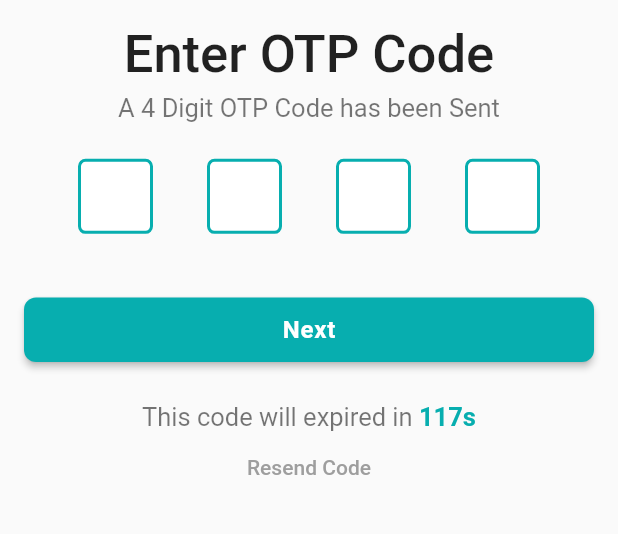
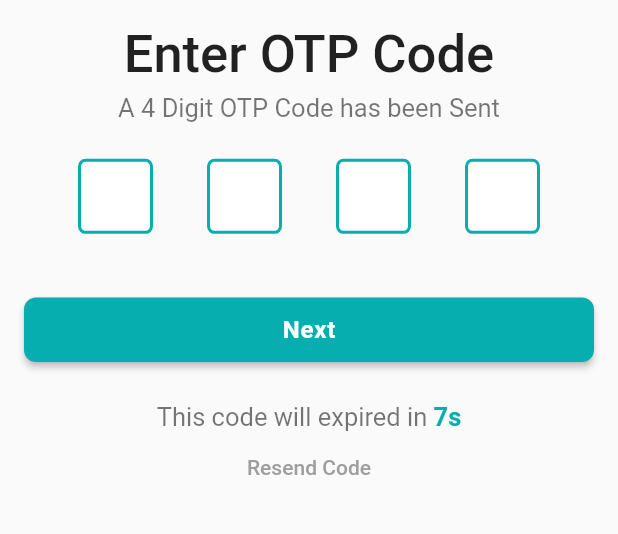
Before and after one commit to partho-debnath/ecommerce-flutter, a Flutter app: the OtpVerificationScreen screen opened directly, after a tap on "Resend Code", on a phone screen of 412 x 824 dp, the part 278-812 px from its top. Run offline on Flutter 3.47's test engine with Material 2 defaults, Android fonts, the phone set to English and light mode, and no system bars; drawn by our look-alikes of pin_code_fields; our stand-ins replace carousel_slider, flutter_svg, get.

```diff
--- a/lib/presentation/ui/screens/auth/otp_verification_screen.dart
+++ b/lib/presentation/ui/screens/auth/otp_verification_screen.dart
@@ -17,9 +17,9 @@ class OtpVerificationScreen extends StatefulWidget {
 
 class _OtpVerificationScreenState extends State<OtpVerificationScreen> {
   final GlobalKey<FormState> _formKey = GlobalKey<FormState>();
+  late ValueNotifier<int> _remainingTimeInSeconds;
   late Timer _timer;
-  final int _timerLimitInSeconds = 120;
-  late int _seconds;
+  final int _timerLimitInSeconds = 10;
 
   @override
   void initState() {
@@ -127,35 +127,45 @@ class _OtpVerificationScreenState extends State<OtpVerificationScreen> {
                 const SizedBox(
                   height: 24,
                 ),
+                ValueListenableBuilder(
+                  valueListenable: _remainingTimeInSeconds,
+                  builder: (cntxt, second, child) {
+                    return Column(
+                      children: <Widget>[
                         RichText(
                           text: TextSpan(
                             style: theme.textTheme.displaySmall?.copyWith(
                               fontSize: 17,
                             ),
                             children: <TextSpan>[
-                      const TextSpan(text: 'This code will expired in '),
+                              const TextSpan(
+                                  text: 'This code will expired in '),
                               TextSpan(
                                 style: TextStyle(
                                   color: theme.primaryColor,
                                   fontWeight: FontWeight.bold,
                                 ),
-                        text: '${_seconds}s',
+                                text: '${second}s',
                               ),
                             ],
                           ),
                         ),
                         TextButton(
                           style: TextButton.styleFrom(
-                    foregroundColor: _seconds == _timerLimitInSeconds
+                            foregroundColor: second == _timerLimitInSeconds
                                 ? theme.primaryColor
                                 : Colors.grey,
                           ),
                           onPressed: () {
-                    if (_seconds == _timerLimitInSeconds) {
+                            if (second == _timerLimitInSeconds) {
                               setTimer();
                             }
                           },
                           child: const Text('Resend Code'),
+                        ),
+                      ],
+                    );
+                  },
                 ),
               ],
             ),
@@ -166,19 +176,14 @@ class _OtpVerificationScreenState extends State<OtpVerificationScreen> {
   }
 
   void setTimer() {
-    _seconds = _timerLimitInSeconds;
-    if (mounted) {
+    _remainingTimeInSeconds = ValueNotifier(_timerLimitInSeconds);
     setState(() {});
-    }
     _timer = Timer.periodic(const Duration(seconds: 1), (timer) {
-      if (_seconds == 0) {
+      if (_remainingTimeInSeconds.value == 0) {
         timer.cancel();
-        _seconds = _timerLimitInSeconds;
+        _remainingTimeInSeconds.value = _timerLimitInSeconds;
       } else {
-        _seconds -= 1;
-      }
-      if (mounted) {
-        setState(() {});
+        _remainingTimeInSeconds.value -= 1;
       }
     });
   }
--- a/lib/presentation/ui/screens/splash_screen.dart
+++ b/lib/presentation/ui/screens/splash_screen.dart
@@ -5,6 +5,7 @@ import 'package:get/get.dart';
 
 import '../utility/image_assets.dart';
 import './home_screen.dart';
+import 'auth/otp_verification_screen.dart';
 
 class SplashScreen extends StatefulWidget {
   const SplashScreen({super.key});
@@ -47,7 +48,7 @@ class _SplashScreenState extends State<SplashScreen> {
     Future.delayed(
       const Duration(seconds: 3),
     ).then((value) {
-      Get.offAll(const HomeScreen());
+      Get.offAll(const OtpVerificationScreen());
     });
   }
 }
```
Lines whose indentation alone changed are shown as unchanged.
